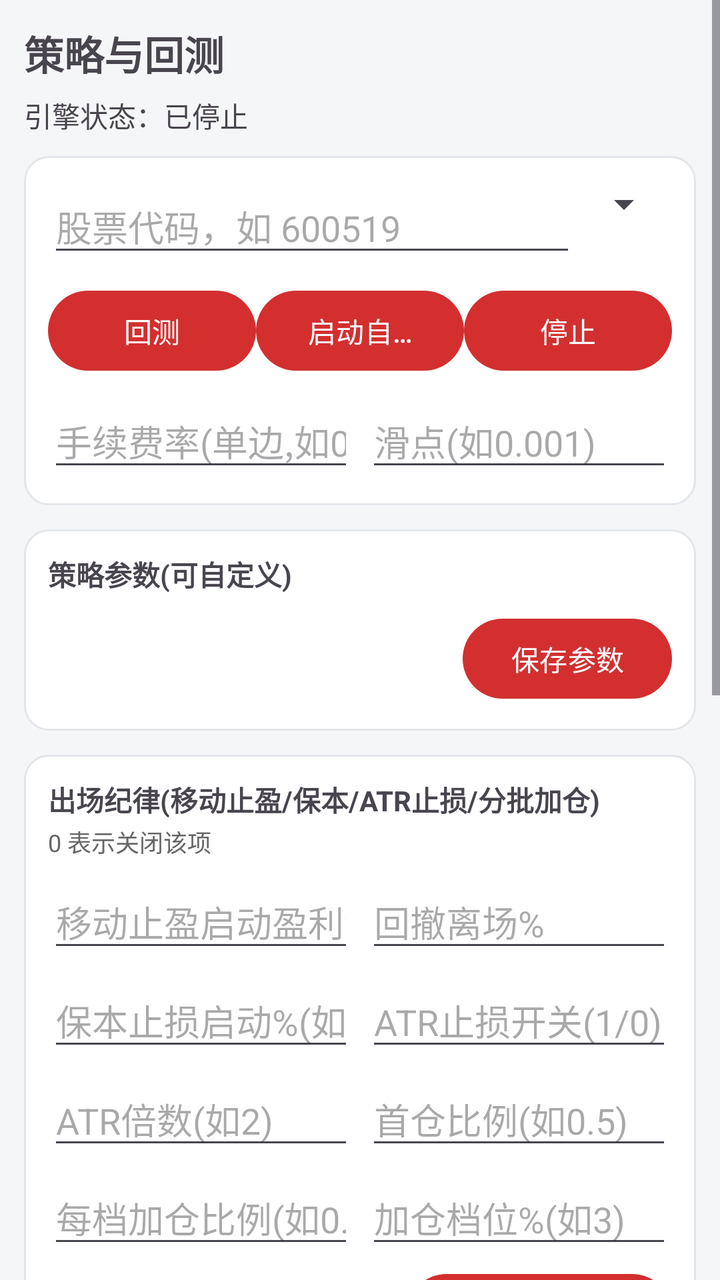
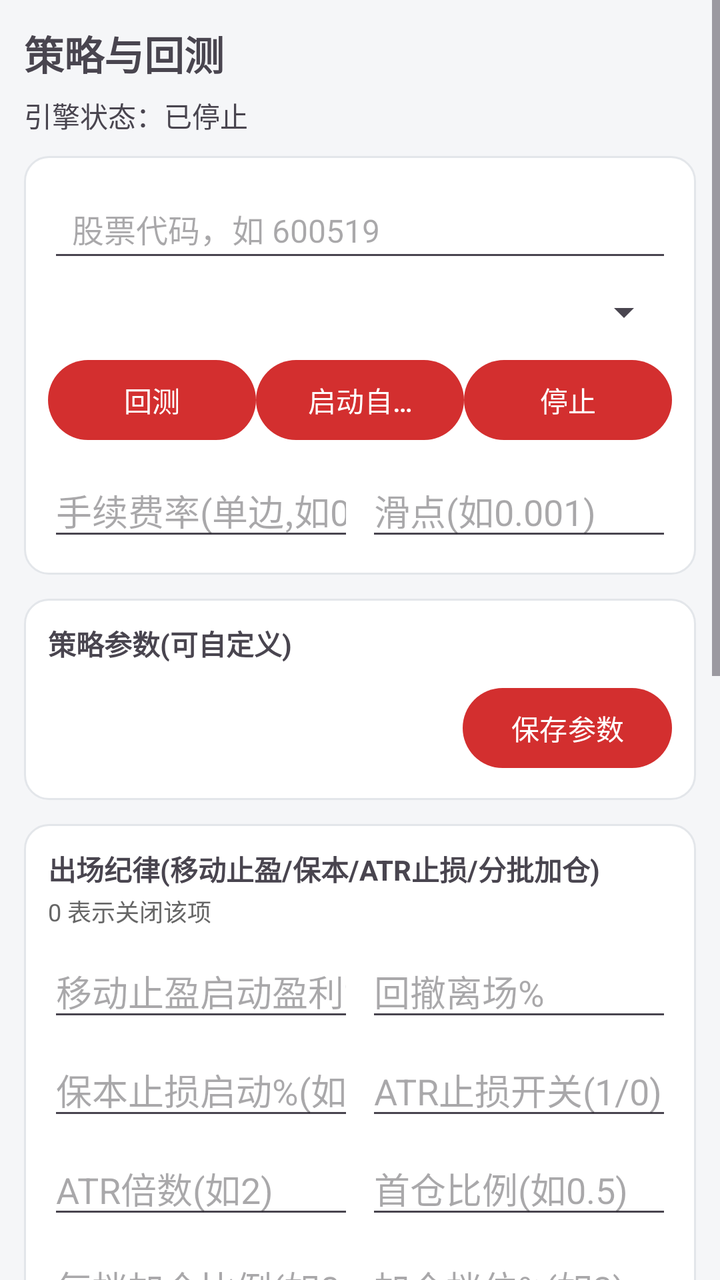

An Android layout rendered at two revisions. The XML below is the earlier revision; the diff shows what the commit changed to produce the second picture.
<!-- AndroidManifest.xml: application theme Theme.QuantApp -->
<!-- res/layout/fragment_strategy.xml -->
<?xml version="1.0" encoding="utf-8"?>
<ScrollView xmlns:android="http://schemas.android.com/apk/res/android"
    android:layout_width="match_parent" android:layout_height="match_parent">

    <LinearLayout android:layout_width="match_parent" android:layout_height="wrap_content"
        android:orientation="vertical" android:padding="12dp">

        <TextView android:layout_width="wrap_content" android:layout_height="wrap_content"
            android:text="策略与回测" android:textSize="20sp" android:textStyle="bold" />

        <TextView android:id="@+id/tv_running_status" android:layout_width="match_parent"
            android:layout_height="wrap_content" android:layout_marginTop="6dp"
            android:text="引擎状态：已停止" />

        <LinearLayout android:layout_width="match_parent" android:layout_height="wrap_content"
            android:orientation="vertical" android:layout_marginTop="10dp"
            android:padding="12dp" android:background="@drawable/bg_card">
            <LinearLayout android:layout_width="match_parent" android:layout_height="wrap_content"
                android:orientation="horizontal">
                <EditText android:id="@+id/et_strat_symbol" android:layout_width="0dp"
                    android:layout_height="wrap_content" android:layout_weight="1"
                    android:hint="股票代码，如 600519" android:inputType="number" />
                <Spinner android:id="@+id/spinner_strategy" android:layout_width="wrap_content"
                    android:layout_height="wrap_content" />
            </LinearLayout>

            <LinearLayout android:layout_width="match_parent" android:layout_height="wrap_content"
                android:orientation="horizontal" android:layout_marginTop="8dp">
                <Button android:id="@+id/btn_backtest" android:layout_width="0dp"
                    android:layout_height="wrap_content" android:layout_weight="1"
                    android:singleLine="true" android:text="回测" />
                <Button android:id="@+id/btn_start" android:layout_width="0dp"
                    android:layout_height="wrap_content" android:layout_weight="1"
                    android:singleLine="true" android:text="启动自动交易" />
                <Button android:id="@+id/btn_stop" android:layout_width="0dp"
                    android:layout_height="wrap_content" android:layout_weight="1"
                    android:singleLine="true" android:text="停止" />
            </LinearLayout>

            <LinearLayout android:layout_width="match_parent" android:layout_height="wrap_content"
                android:orientation="horizontal" android:layout_marginTop="8dp">
                <EditText android:id="@+id/et_fee_rate" android:layout_width="0dp"
                    android:layout_height="wrap_content" android:layout_weight="1"
                    android:hint="手续费率(单边,如0.0003)" android:inputType="numberDecimal"
                    android:singleLine="true" />
                <EditText android:id="@+id/et_slippage" android:layout_width="0dp"
                    android:layout_height="wrap_content" android:layout_weight="1"
                    android:layout_marginStart="6dp"
                    android:hint="滑点(如0.001)" android:inputType="numberDecimal"
                    android:singleLine="true" />
            </LinearLayout>
        </LinearLayout>

        <LinearLayout android:layout_width="match_parent" android:layout_height="wrap_content"
            android:orientation="vertical" android:layout_marginTop="12dp"
            android:padding="12dp" android:background="@drawable/bg_card">
            <TextView android:layout_width="wrap_content" android:layout_height="wrap_content"
                android:text="策略参数(可自定义)" android:textStyle="bold" />
            <LinearLayout android:id="@+id/linear_params" android:layout_width="match_parent"
                android:layout_height="wrap_content" android:orientation="vertical" android:layout_marginTop="4dp" />
            <Button android:id="@+id/btn_apply_params" android:layout_width="wrap_content"
                android:layout_height="wrap_content" android:layout_gravity="end"
                android:layout_marginTop="4dp" android:text="保存参数" />
        </LinearLayout>

        <LinearLayout android:layout_width="match_parent" android:layout_height="wrap_content"
            android:orientation="vertical" android:layout_marginTop="12dp"
            android:padding="12dp" android:background="@drawable/bg_card">
            <TextView android:layout_width="wrap_content" android:layout_height="wrap_content"
                android:text="出场纪律(移动止盈/保本/ATR止损/分批加仓)" android:textStyle="bold"
                android:textSize="14sp" />
            <TextView android:layout_width="wrap_content" android:layout_height="wrap_content"
                android:layout_marginTop="2dp" android:text="0 表示关闭该项" android:textSize="12sp"
                android:textColor="@color/text_secondary" />

            <LinearLayout android:layout_width="match_parent" android:layout_height="wrap_content"
                android:orientation="horizontal" android:layout_marginTop="8dp">
                <EditText android:id="@+id/et_trail_activate" android:layout_width="0dp"
                    android:layout_height="wrap_content" android:layout_weight="1"
                    android:hint="移动止盈启动盈利%" android:inputType="numberDecimal"
                    android:singleLine="true" />
                <EditText android:id="@+id/et_trail_stop" android:layout_width="0dp"
                    android:layout_height="wrap_content" android:layout_weight="1"
                    android:layout_marginStart="6dp" android:hint="回撤离场%"
                    android:inputType="numberDecimal" android:singleLine="true" />
            </LinearLayout>

            <LinearLayout android:layout_width="match_parent" android:layout_height="wrap_content"
                android:orientation="horizontal" android:layout_marginTop="6dp">
                <EditText android:id="@+id/et_breakeven" android:layout_width="0dp"
                    android:layout_height="wrap_content" android:layout_weight="1"
                    android:hint="保本止损启动%(如1)" android:inputType="numberDecimal"
                    android:singleLine="true" />
                <EditText android:id="@+id/et_atr_enabled" android:layout_width="0dp"
                    android:layout_height="wrap_content" android:layout_weight="1"
                    android:layout_marginStart="6dp" android:hint="ATR止损开关(1/0)"
                    android:inputType="number" android:singleLine="true" />
            </LinearLayout>

            <LinearLayout android:layout_width="match_parent" android:layout_height="wrap_content"
                android:orientation="horizontal" android:layout_marginTop="6dp">
                <EditText android:id="@+id/et_atr_mult" android:layout_width="0dp"
                    android:layout_height="wrap_content" android:layout_weight="1"
                    android:hint="ATR倍数(如2)" android:inputType="numberDecimal"
                    android:singleLine="true" />
                <EditText android:id="@+id/et_first_buy" android:layout_width="0dp"
                    android:layout_height="wrap_content" android:layout_weight="1"
                    android:layout_marginStart="6dp" android:hint="首仓比例(如0.5)"
                    android:inputType="numberDecimal" android:singleLine="true" />
            </LinearLayout>

            <LinearLayout android:layout_width="match_parent" android:layout_height="wrap_content"
                android:orientation="horizontal" android:layout_marginTop="6dp">
                <EditText android:id="@+id/et_add_pct" android:layout_width="0dp"
                    android:layout_height="wrap_content" android:layout_weight="1"
                    android:hint="每档加仓比例(如0.2)" android:inputType="numberDecimal"
                    android:singleLine="true" />
                <EditText android:id="@+id/et_add_thr" android:layout_width="0dp"
                    android:layout_height="wrap_content" android:layout_weight="1"
                    android:layout_marginStart="6dp" android:hint="加仓档位%(如3)"
                    android:inputType="numberDecimal" android:singleLine="true" />
            </LinearLayout>

            <Button android:id="@+id/btn_apply_exit" android:layout_width="wrap_content"
                android:layout_height="wrap_content" android:layout_gravity="end"
                android:layout_marginTop="4dp" android:text="保存出场纪律" />
        </LinearLayout>

        <TextView android:id="@+id/tv_backtest"
            android:layout_width="match_parent" android:layout_height="wrap_content"
            android:layout_marginTop="12dp" android:padding="12dp" android:background="@drawable/bg_card"
            android:textIsSelectable="true" android:textSize="14sp" />

        <LinearLayout android:layout_width="match_parent" android:layout_height="wrap_content"
            android:orientation="vertical" android:layout_marginTop="8dp"
            android:padding="12dp" android:background="@drawable/bg_card">
            <TextView android:layout_width="wrap_content" android:layout_height="wrap_content"
                android:text="权益曲线（策略 vs 买入持有）" android:textStyle="bold"
                android:textSize="14sp" />
            <com.github.mikephil.charting.charts.LineChart
                android:id="@+id/chart_equity" android:layout_width="match_parent"
                android:layout_height="180dp" android:layout_marginTop="8dp" />
        </LinearLayout>

        <LinearLayout android:layout_width="match_parent" android:layout_height="wrap_content"
            android:orientation="vertical" android:layout_marginTop="12dp"
            android:padding="12dp" android:background="@drawable/bg_card">
            <TextView android:layout_width="wrap_content" android:layout_height="wrap_content"
                android:text="运行中策略" android:textStyle="bold" />
            <ListView android:id="@+id/list_active" android:layout_width="match_parent"
                android:layout_height="wrap_content" android:layout_marginTop="6dp" />
        </LinearLayout>

        <LinearLayout android:layout_width="match_parent" android:layout_height="wrap_content"
            android:orientation="vertical" android:layout_marginTop="12dp"
            android:padding="12dp" android:background="@drawable/bg_card">
            <LinearLayout android:layout_width="match_parent" android:layout_height="wrap_content"
                android:orientation="horizontal" android:gravity="center_vertical">
                <TextView android:layout_width="0dp" android:layout_height="wrap_content"
                    android:layout_weight="1" android:text="信号与成交日志" android:textStyle="bold" />
                <Button android:id="@+id/btn_clear_log" android:layout_width="wrap_content"
                    android:layout_height="wrap_content" android:text="清空" />
            </LinearLayout>
            <ScrollView android:layout_width="match_parent" android:layout_height="wrap_content"
                android:layout_marginTop="6dp">
                <TextView android:id="@+id/tv_engine_log"
                    android:layout_width="match_parent" android:layout_height="wrap_content"
                    android:padding="4dp" android:textIsSelectable="true" android:textSize="12sp"
                    android:fontFamily="monospace" />
            </ScrollView>
        </LinearLayout>
    </LinearLayout>
</ScrollView>
<!-- resources referenced by this layout -->
<resources>
  <color name="text_secondary">#666666</color>
  <!-- drawable bg_card (drawable) -->
  <?xml version="1.0" encoding="utf-8"?>
  <shape xmlns:android="http://schemas.android.com/apk/res/android" android:shape="rectangle">
      <solid android:color="@color/card_bg" />
      <corners android:radius="12dp" />
      <stroke android:width="1dp" android:color="@color/divider" />
  </shape>
  <style name="Theme.QuantApp" parent="Theme.Material3.DayNight.NoActionBar">
          <item name="colorPrimary">@color/brand</item>
          <item name="colorPrimaryVariant">@color/brand_dark</item>
          <item name="colorOnPrimary">#FFFFFF</item>
          <item name="android:statusBarColor">@color/brand_dark</item>
          <item name="android:windowBackground">@color/bg</item>
      </style>
  <color name="card_bg">#FFFFFF</color>
  <color name="divider">#E3E6EA</color>
  <color name="brand">#D32F2F</color>
  <color name="brand_dark">#B71C1C</color>
  <color name="bg">#F5F6F8</color>
</resources>

<!-- the commit's change to res/layout/fragment_strategy.xml (unified diff, before → after) -->
@@ -16,12 +16,14 @@
             android:orientation="vertical" android:layout_marginTop="10dp"
             android:padding="12dp" android:background="@drawable/bg_card">
             <LinearLayout android:layout_width="match_parent" android:layout_height="wrap_content"
-                android:orientation="horizontal">
-                <EditText android:id="@+id/et_strat_symbol" android:layout_width="0dp"
-                    android:layout_height="wrap_content" android:layout_weight="1"
+                android:orientation="vertical">
+                <EditText android:id="@+id/et_strat_symbol" android:layout_width="match_parent"
+                    android:layout_height="wrap_content" android:minHeight="46dp"
+                    android:paddingStart="12dp" android:paddingEnd="12dp"
+                    android:gravity="center_vertical" android:textSize="16sp"
                     android:hint="股票代码，如 600519" android:inputType="number" />
-                <Spinner android:id="@+id/spinner_strategy" android:layout_width="wrap_content"
-                    android:layout_height="wrap_content" />
+                <Spinner android:id="@+id/spinner_strategy" android:layout_width="match_parent"
+                    android:layout_height="wrap_content" android:layout_marginTop="8dp" />
             </LinearLayout>
 
             <LinearLayout android:layout_width="match_parent" android:layout_height="wrap_content"
